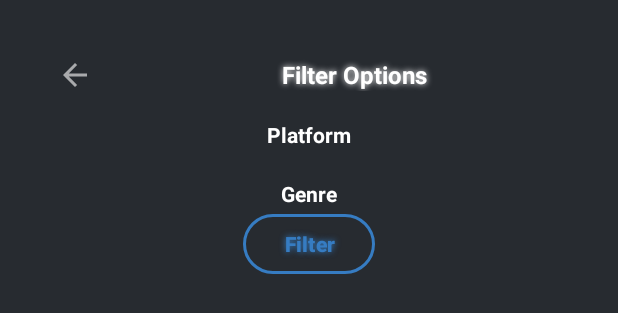
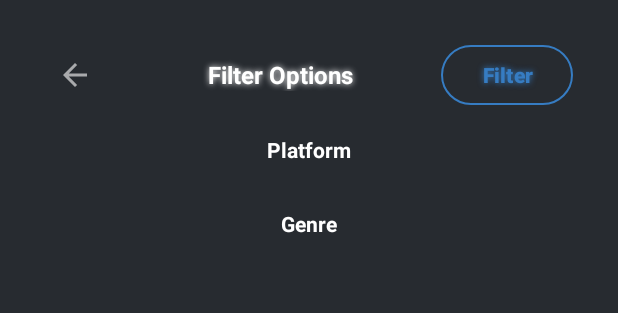
Before and after one commit to 0xBlitzmachine/FreeToGame.COM, an Android app: the layout fragment_bottom_sheet.xml on its own in the app's theme, with its tools: preview values and no code run, on a phone screen of 412 x 824 dp. Shown: the top 313 px of the screen. Run offline under Robolectric (Android 15) with nearby library versions, the phone set to English and light mode, and no system bars.

Commit message:
Filter Frag design done - Code-Cleanup - Filter logic inc

```diff
--- a/app/src/main/res/color/chip_background_color.xml
+++ b/app/src/main/res/color/chip_background_color.xml
@@ -1,7 +1,7 @@
 <?xml version="1.0" encoding="utf-8"?>
 <selector xmlns:android="http://schemas.android.com/apk/res/android">
 
-    <item android:color="@android:color/transparent" android:state_checked="false" />
+    <item android:color="@color/grey" android:state_checked="false" />
     <item android:color="@color/blue_main" android:state_checked="true" />
 
 </selector>
--- a/app/src/main/res/layout/fragment_bottom_sheet.xml
+++ b/app/src/main/res/layout/fragment_bottom_sheet.xml
@@ -5,7 +5,7 @@
     xmlns:tools="http://schemas.android.com/tools"
     android:id="@+id/bottomSheetRootLayout"
     android:layout_width="match_parent"
-    android:layout_height="match_parent"
+    android:layout_height="wrap_content"
     android:layout_margin="20dp"
     android:fitsSystemWindows="true"
     android:orientation="vertical"
@@ -36,11 +36,21 @@
             android:text="Filter Options"
             android:textSize="16sp" />
 
+        <Button
+            android:id="@+id/filterButton"
+            style="@style/SecondaryButtonStyle"
+            android:layout_width="wrap_content"
+            android:layout_height="wrap_content"
+            android:layout_gravity="center"
+            android:layout_marginEnd="10dp"
+            android:text="Filter" />
+
     </LinearLayout>
 
     <LinearLayout
         android:layout_width="match_parent"
         android:layout_height="wrap_content"
+        android:layout_marginTop="10dp"
         android:orientation="vertical">
 
         <TextView
@@ -55,26 +65,28 @@
             android:layout_width="wrap_content"
             android:layout_height="wrap_content"
             android:layout_gravity="center"
-            android:layout_marginStart="20dp"
-            android:layout_marginEnd="20dp"
             app:singleSelection="true">
 
         </com.google.android.material.chip.ChipGroup>
 
     </LinearLayout>
 
-    <LinearLayout
-        android:layout_width="match_parent"
-        android:layout_height="wrap_content"
-        android:layout_marginTop="20dp"
-        android:orientation="vertical">
-
     <TextView
         android:id="@+id/genrePlaceholderTextView"
         android:layout_width="wrap_content"
         android:layout_height="wrap_content"
         android:layout_gravity="center"
+        android:layout_marginTop="30dp"
         android:text="@string/genre" />
+
+    <ScrollView
+        android:layout_width="match_parent"
+        android:layout_height="match_parent">
+
+        <LinearLayout
+            android:layout_width="match_parent"
+            android:layout_height="wrap_content"
+            android:orientation="vertical">
 
             <com.google.android.material.chip.ChipGroup
                 android:id="@+id/genreChipGroup"
@@ -86,13 +98,7 @@
 
             </com.google.android.material.chip.ChipGroup>
 
-        <Button
-            android:id="@+id/filterButton"
-            style="@style/SecondaryButtonStyle"
-            android:layout_width="wrap_content"
-            android:layout_height="wrap_content"
-            android:layout_gravity="center"
-            android:text="Filter" />
         </LinearLayout>
+    </ScrollView>
 
 </LinearLayout>
--- a/app/src/main/res/values/styles.xml
+++ b/app/src/main/res/values/styles.xml
@@ -18,11 +18,11 @@
 
 
     <style name="SecondaryButtonStyle" parent="Widget.Material3.Button">
-        <item name="alpha">0.7</item>
+        <item name="alpha">0.6</item>
         <item name="backgroundTint">@android:color/transparent</item>
         <item name="android:textColor">@color/blue_main</item>
         <item name="strokeColor">@color/blue_main</item>
-        <item name="strokeWidth">2dp</item>
+        <item name="strokeWidth">1dp</item>
         <item name="android:shadowColor">@color/blue_main</item>
         <item name="android:shadowRadius">5</item>
     </style>
```
Also changed, not shown: app/src/main/java/com/blitzmachine/freetogamecom/views/fragments/BottomSheetDetailsFragment.kt (+12 -3 lines). Lines whose indentation alone changed are shown as unchanged.
